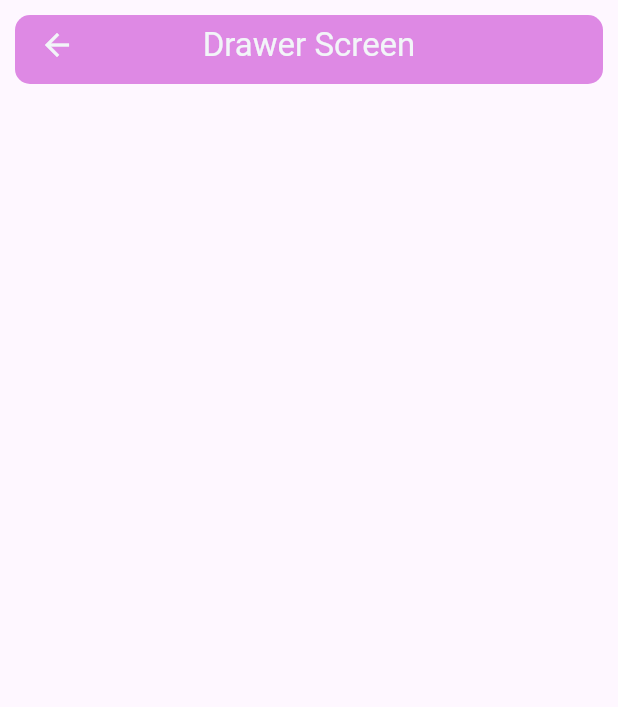
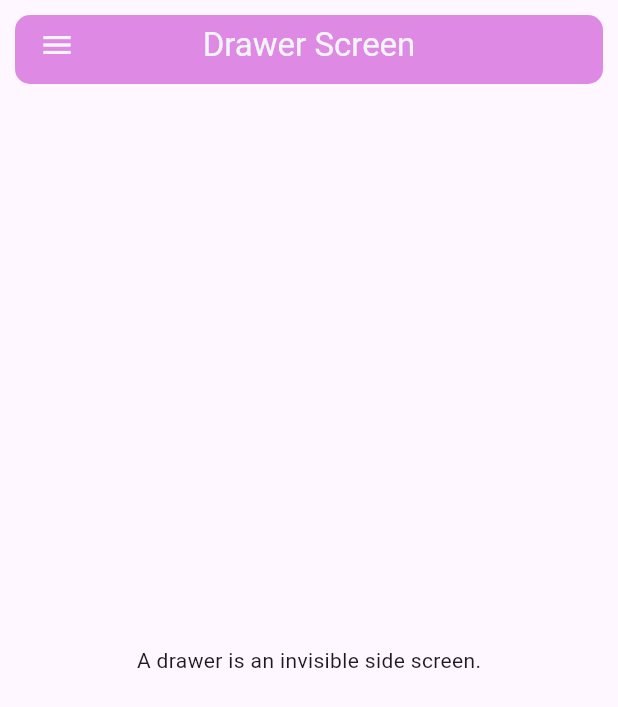
Before and after one commit to 0xWares/flut, a Flutter app: the Drawerscreen screen opened directly, on a phone screen of 412 x 824 dp. Shown: the top 707 px of the screen. Run offline on Flutter 3.47's test engine with Material 3 defaults, Android fonts, the phone set to English and light mode, and no system bars.

Commit message:
first comment

```diff
--- a/lib/drawerscreen.dart
+++ b/lib/drawerscreen.dart
@@ -1,3 +1,4 @@
+import 'package:flut/metlist.dart';
 import 'package:flutter/material.dart';
 
 class Drawerscreen extends StatelessWidget {
@@ -25,6 +26,40 @@ class Drawerscreen extends StatelessWidget {
           ),
         ),
       ),
+      body: Center(child: Text('A drawer is an invisible side screen.')),
+      drawer: Drawer(
+        child: ListView(
+          padding: const EdgeInsets.all(10),
+          children: [
+            const DrawerHeader(
+              child: UserAccountsDrawerHeader(
+                accountName: Text("Wares"),
+                accountEmail: Text("md.abdulwares@outlook.com"),
+                currentAccountPictureSize: Size.square(50),
+                currentAccountPicture: Padding(
+                  padding: EdgeInsets.all(10),
+                  child: CircleAvatar(
+                    backgroundImage: AssetImage("assets/images/DSC_0023.JPG"),
+                  ),
+                ),
+              ),
+            ),
+            ListTile(
+              leading: Icon(Icons.home),
+              title: Text("Home"),
+              onTap: () {
+                Navigator.push(
+                  context,
+                  MaterialPageRoute(builder: (context) => Metlist()),
+                );
+              },
+            ),
+            ListTile(leading: Icon(Icons.person), title: Text("Profile")),
+            ListTile(leading: Icon(Icons.settings), title: Text("Settings")),
+            ListTile(leading: Icon(Icons.logout), title: Text("Logout")),
+          ],
+        ),
+      ),
     );
   }
 }
--- a/pubspec.yaml
+++ b/pubspec.yaml
@@ -58,9 +58,9 @@ flutter:
   uses-material-design: true
 
   # To add assets to your application, add an assets section, like this:
-  # assets:
-  #   - images/a_dot_burr.jpeg
-  #   - images/a_dot_ham.jpeg
+  assets:
+    - assets/images/
+
 
   # An image asset can refer to one or more resolution-specific "variants", see
   # https://flutter.dev/to/resolution-aware-images
```
Also changed, not shown: 1 other file.
